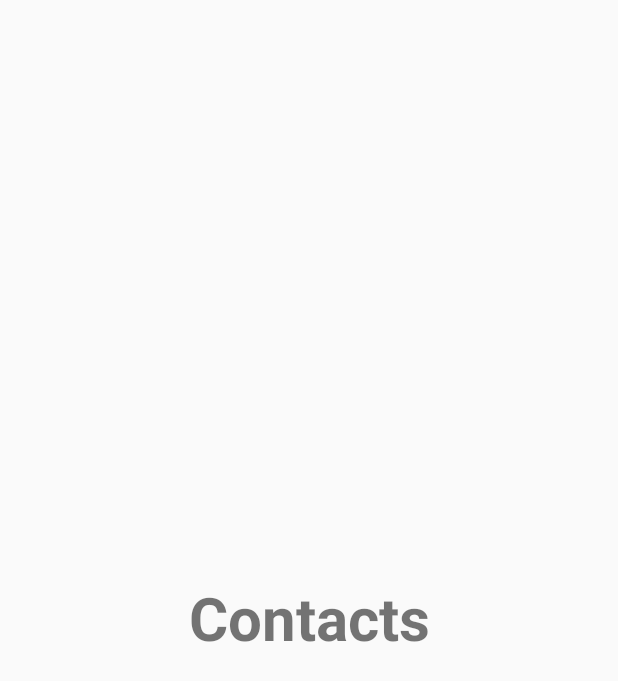
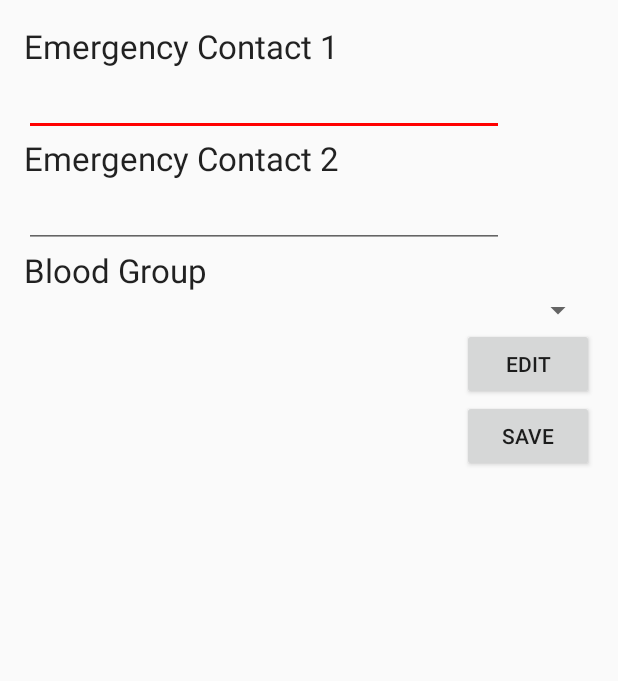
Before and after one commit to SamsadSajid/KichunaV2, an Android app: the fragment Contacts shown on its own in the app's theme, on a phone screen of 412 x 824 dp. Shown: the top 681 px of the screen. Run offline under Robolectric (Android 15) with nearby library versions, the phone set to English and light mode, and no system bars.

```diff
--- a/app/src/main/res/layout/fragment_contacts.xml
+++ b/app/src/main/res/layout/fragment_contacts.xml
@@ -1,17 +1,84 @@
 <FrameLayout xmlns:android="http://schemas.android.com/apk/res/android"
+    xmlns:app="http://schemas.android.com/apk/res-auto"
     xmlns:tools="http://schemas.android.com/tools"
     android:layout_width="match_parent"
     android:layout_height="match_parent"
     tools:context="com.example.dolphin.kichuna.Contacts">
 
     <!-- TODO: Update blank fragment layout -->
-    <TextView
+    <ScrollView
         android:layout_width="match_parent"
-        android:layout_height="match_parent"
-        android:text="Contacts"
-        android:gravity="center"
-        android:textSize="40dp"
-        android:textStyle="bold"
+        android:layout_height="match_parent">
 
-        />
+        <LinearLayout
+            android:id="@+id/activity_developmental"
+            android:layout_width="match_parent"
+            android:layout_height="wrap_content"
+            android:clickable="true"
+            android:focusableInTouchMode="true"
+            android:orientation="vertical"
+            android:paddingBottom="@dimen/activity_vertical_margin"
+            android:paddingLeft="@dimen/activity_horizontal_margin"
+            android:paddingRight="@dimen/activity_horizontal_margin"
+            android:paddingTop="@dimen/activity_vertical_margin"
+            android:weightSum="1">
+
+
+            <TextView
+                android:id="@+id/tEmeregency1"
+                android:layout_width="wrap_content"
+                android:layout_height="wrap_content"
+                android:text="Emergency Contact 1"
+                android:textAppearance="?android:attr/textAppearanceLarge" />
+
+            <EditText
+                android:id="@+id/eEmergency1"
+                android:layout_width="wrap_content"
+                android:layout_height="wrap_content"
+                android:ems="15"
+                android:inputType="phone" />
+
+            <TextView
+                android:id="@+id/tEmergency2"
+                android:layout_width="wrap_content"
+                android:layout_height="wrap_content"
+                android:text="Emergency Contact 2"
+                android:textAppearance="?android:attr/textAppearanceLarge" />
+
+            <EditText
+                android:id="@+id/eEmergency2"
+                android:layout_width="wrap_content"
+                android:layout_height="wrap_content"
+                android:ems="15"
+                android:inputType="phone" />
+
+            <TextView
+                android:id="@+id/tBlood"
+                android:layout_width="wrap_content"
+                android:layout_height="wrap_content"
+                android:text="Blood Group"
+                android:textAppearance="?android:attr/textAppearanceLarge" />
+
+            <Spinner
+                android:id="@+id/sBlood"
+                android:layout_width="match_parent"
+                android:layout_height="wrap_content" />
+
+            <Button
+                android:id="@+id/bEdit"
+                android:layout_width="wrap_content"
+                android:layout_height="wrap_content"
+                android:layout_gravity="right"
+                android:text="Edit" />
+
+            <Button
+                android:id="@+id/bSave"
+                android:layout_width="wrap_content"
+                android:layout_height="wrap_content"
+                android:layout_below="@id/sBlood"
+                android:layout_gravity="right"
+                android:text="Save" />
+
+        </LinearLayout>
+    </ScrollView>
 </FrameLayout>
--- a/app/src/main/res/layout/fragment_general.xml
+++ b/app/src/main/res/layout/fragment_general.xml
@@ -10,8 +10,7 @@
     <ScrollView xmlns:android="http://schemas.android.com/apk/res/android"
         xmlns:tools="http://schemas.android.com/tools"
         android:layout_width="match_parent"
-        android:layout_height="match_parent"
-        tools:context="com.example.dolphin.emergency_v60.MainActivity">
+        android:layout_height="match_parent">
 
         <LinearLayout
             android:id="@+id/activity_developmental"
```
Also changed, not shown: app/src/main/AndroidManifest.xml (+16 -1 lines), app/src/main/res/layout/activity_main.xml (+5 -4 lines), app/src/main/res/values/arrays.xml (added, +13 -0 lines).
